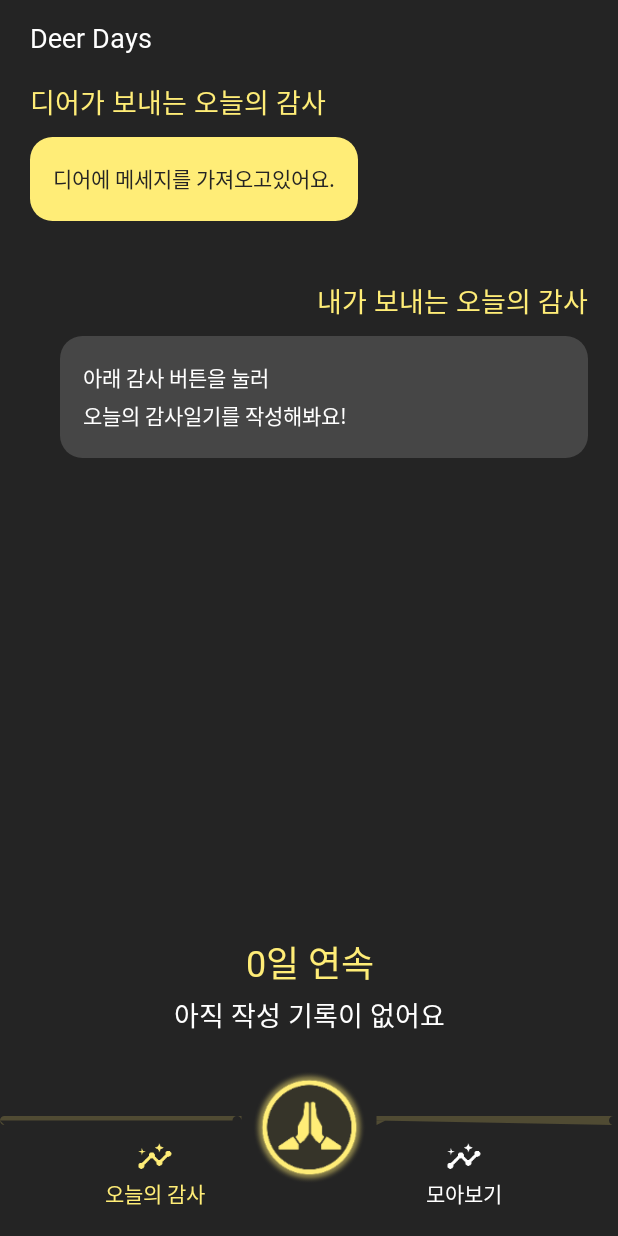
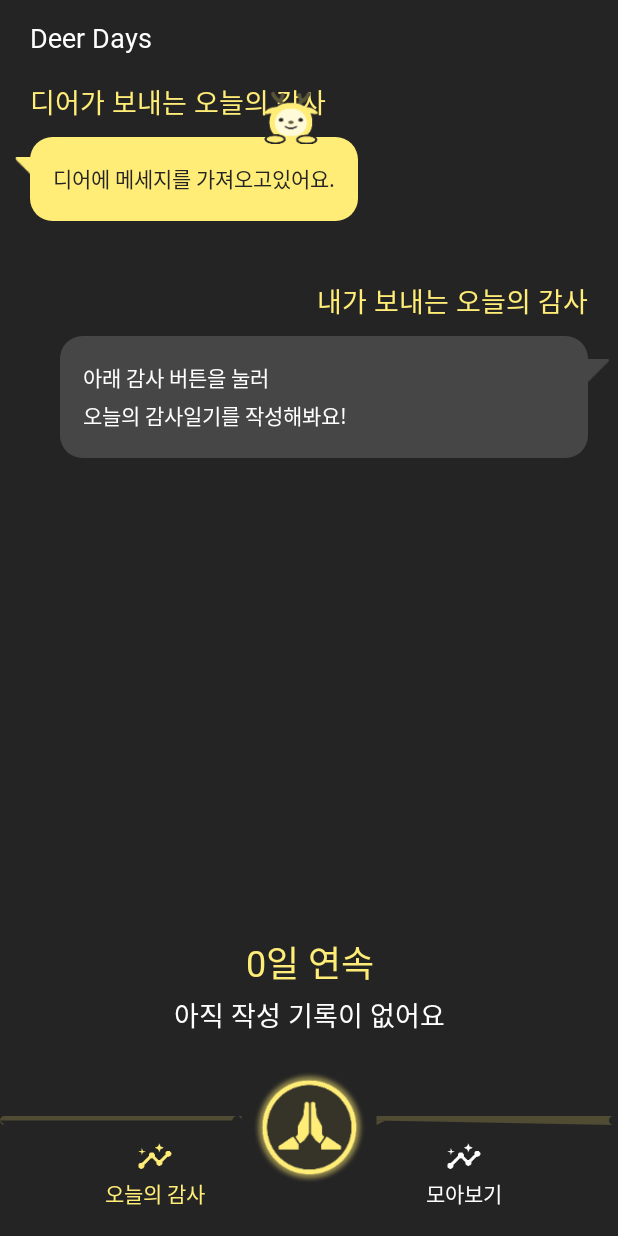
Before and after one commit to c004245/gratitude-journal, an Android app built with Jetpack Compose: the HomeScreen screen opened through its navigation route, on a phone screen of 412 x 824 dp. Run offline under Robolectric (Android 15) with nearby library versions, the phone set to English and light mode, and no system bars; our stand-ins replace Dagger/Hilt's generated code, Room's generated code, accompanist; Roboto replaces fonts that are not available here; 3 statements that could not run were skipped.

Commit message:
chore: home tail

```diff
--- a/app/src/main/java/kr/co/hyunwook/gratitude_journal/feature/home/HomeScreen.kt
+++ b/app/src/main/java/kr/co/hyunwook/gratitude_journal/feature/home/HomeScreen.kt
@@ -15,11 +15,13 @@ import androidx.compose.foundation.layout.Column
 import androidx.compose.foundation.layout.PaddingValues
 import androidx.compose.foundation.layout.Row
 import androidx.compose.foundation.layout.Spacer
+import androidx.compose.foundation.layout.fillMaxHeight
 import androidx.compose.foundation.layout.fillMaxSize
 import androidx.compose.foundation.layout.fillMaxWidth
 import androidx.compose.foundation.layout.height
 import androidx.compose.foundation.layout.offset
 import androidx.compose.foundation.layout.padding
+import androidx.compose.foundation.layout.size
 import androidx.compose.foundation.layout.wrapContentSize
 import androidx.compose.foundation.shape.RoundedCornerShape
 import androidx.compose.material3.Text
@@ -35,6 +37,7 @@ import androidx.compose.ui.res.stringResource
 import androidx.compose.ui.text.style.TextAlign
 import androidx.compose.ui.unit.dp
 import androidx.compose.ui.unit.sp
+import androidx.compose.ui.zIndex
 import androidx.hilt.navigation.compose.hiltViewModel
 
 @Composable
@@ -100,14 +103,43 @@ fun RemoteConfigDeerMessage(viewModel: HomeViewModel) {
 
     Box(
         modifier = Modifier.padding(top = 10.dp, start = 20.dp, end = 40.dp)
-            .background(yellowFF, shape = RoundedCornerShape(15.dp)).padding(15.dp)
+            .wrapContentSize()
     ) {
-
+        // 말풍선 박스
+        Box(
+            modifier = Modifier
+                .background(
+                    color = yellowFF,
+                    shape = RoundedCornerShape(15.dp)
+                )
+                .padding(15.dp)
+                .align(Alignment.TopCenter) // Align text box in the center for better layout
+        ) {
             Text(
                 text = deerMessage,
                 style = GratitudeTheme.typography.regular,
                 fontSize = 14.sp,
                 color = black24
+            )
+        }
+
+        // 꼬리 이미지
+        Image(
+            painter = painterResource(id = R.drawable.ic_deer_tail), // 꼬리 이미지 리소스 사용
+            contentDescription = null,
+            modifier = Modifier
+                .size(15.dp) // 꼬리 이미지 크기 조정
+                .align(Alignment.TopStart) // 박스 왼쪽 상단에 배치
+                .offset(x = (-10).dp, y = (13).dp) // 이미지 위치 조정
+        )
+        // 오른쪽 상단 이미지
+        Image(
+            painter = painterResource(id = R.drawable.ic_deer_character), // 오른쪽 상단 이미지 리소스
+            contentDescription = null,
+            modifier = Modifier
+                .size(37.dp) // 이미지 크기 조정
+                .align(Alignment.TopEnd) // 박스 오른쪽 상단에 배치
+                .offset(x = (-26).dp, y = (-32).dp) // 이미지 위치 조정
         )
     }
 }
@@ -142,6 +174,10 @@ fun MyGratitudeMessage(todayGratitudeSummary: TodayGratitudeSummary?) {
         modifier = Modifier
             .fillMaxWidth()
             .padding(start = 40.dp)
+    ) {
+        Box(
+            modifier = Modifier
+                .fillMaxWidth()
                 .background(backgroundColor, shape = RoundedCornerShape(15.dp))
                 .padding(15.dp)
         ) {
@@ -152,7 +188,19 @@ fun MyGratitudeMessage(todayGratitudeSummary: TodayGratitudeSummary?) {
                 color = textColor
             )
         }
+
+        Image(
+            painter = painterResource(id = R.drawable.ic_my_tail),
+            contentDescription = null,
+            modifier = Modifier
+                .size(15.dp)
+                .align(Alignment.TopEnd)
+                .offset(x = 14.dp, y = 15.dp)
+        )
     }
+}
+
+
 
 @Composable
 fun TodayGratitdeWidget(
```
Also changed, not shown: app/src/main/res/drawable-xxxhdpi/ic_deer_character.png (added), app/src/main/res/drawable-xxxhdpi/ic_deer_tail.png (added), app/src/main/res/drawable-xxxhdpi/ic_my_tail.png (added), app/src/main/res/drawable-xxxhdpi/ic_onboarding_2.png. Lines whose indentation alone changed are shown as unchanged.
